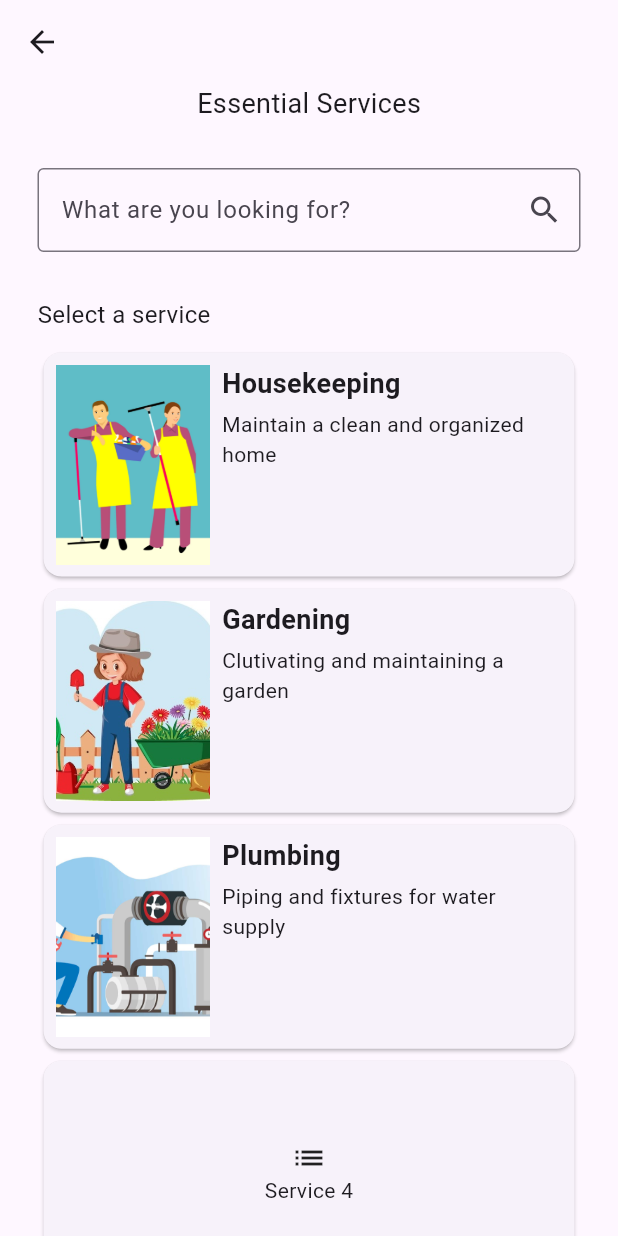
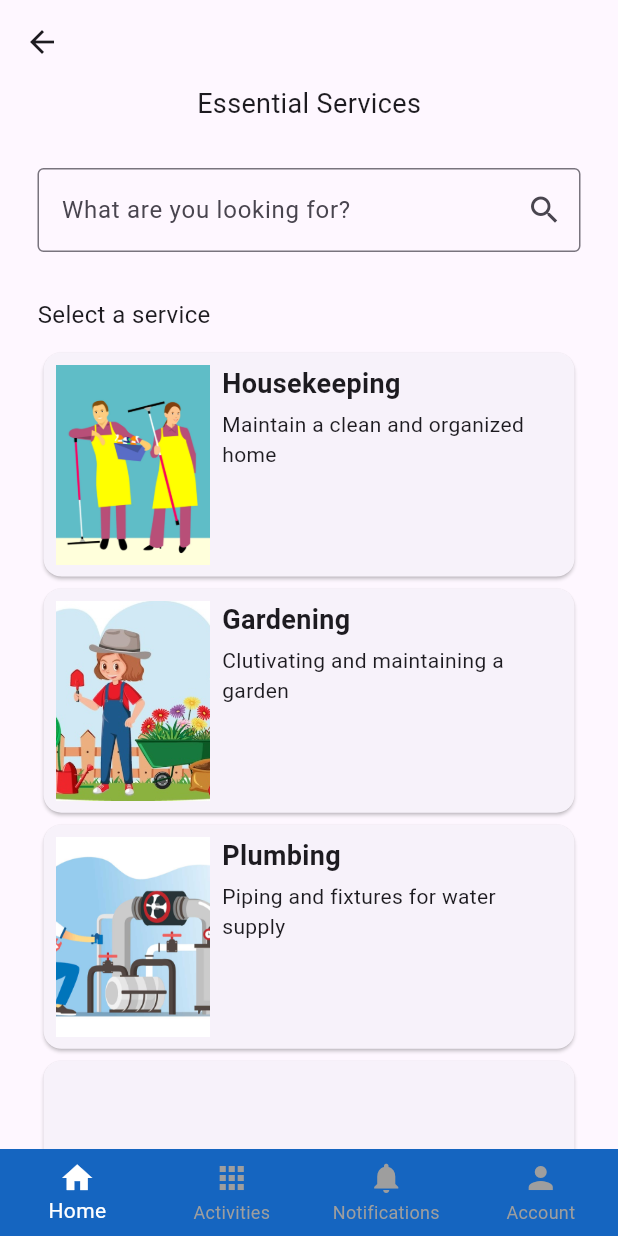
Before and after one commit to vsaran93/flutter_ido_app, a Flutter app: the MainNavigator screen opened directly, after a tap on "Essential", on a phone screen of 412 x 824 dp. Run offline on Flutter 3.47's test engine with Material 3 defaults, Android fonts, the phone set to English and light mode, and no system bars; our stand-ins replace pin_code_fields; missing offline and left inert: dart:ffi.

Commit message:
persist bottom navigation bar

```diff
--- a/lib/main_navigator.dart
+++ b/lib/main_navigator.dart
@@ -31,9 +31,50 @@ class _MainNavigator extends State<MainNavigator> {
   final tabs = [ HomeScreen(), ActivitiesScreen(), NotificationScreen(), AccountScreen() ];
   int currentPageIndex = 0;
 
+  Map<int, GlobalKey<NavigatorState>>navigatorKeys = {
+    0: GlobalKey(),
+    1: GlobalKey(),
+    2: GlobalKey(),
+    3: GlobalKey(),
+  };
+
+
+  Widget _buildTabNavigator(int index, Widget child) {
+    return Navigator(
+      key: navigatorKeys[index],
+      onGenerateRoute: (settings) {
+        return MaterialPageRoute(
+          builder: (_) => child,
+          settings:  settings
+        );
+      },
+    );
+  }
+
   @override
   Widget build(BuildContext context) {
     return Scaffold(
+      body: SafeArea(
+        child: PopScope(
+          onPopInvoked: (didPop) {
+            if(!didPop) {
+              final context1 = navigatorKeys[currentPageIndex]?.currentContext;
+              if (context1 != null) {
+                Navigator.maybePop(context1);
+              }
+            }
+          },
+          child: IndexedStack(
+            index: currentPageIndex,
+            children: <Widget>[
+              _buildTabNavigator(0, const HomeScreen()),
+              _buildTabNavigator(1, const ActivitiesScreen()),
+              _buildTabNavigator(2, const NotificationScreen()),
+              _buildTabNavigator(3, const AccountScreen()),
+            ],
+          )
+        )
+      ),
       bottomNavigationBar: Container(
         child: BottomNavigationBar(
           backgroundColor: Colors.blue.shade800,
@@ -67,7 +108,6 @@ class _MainNavigator extends State<MainNavigator> {
           ],
         ),
       ),
-      body: tabs[currentPageIndex],
     );
   }
 }
```
